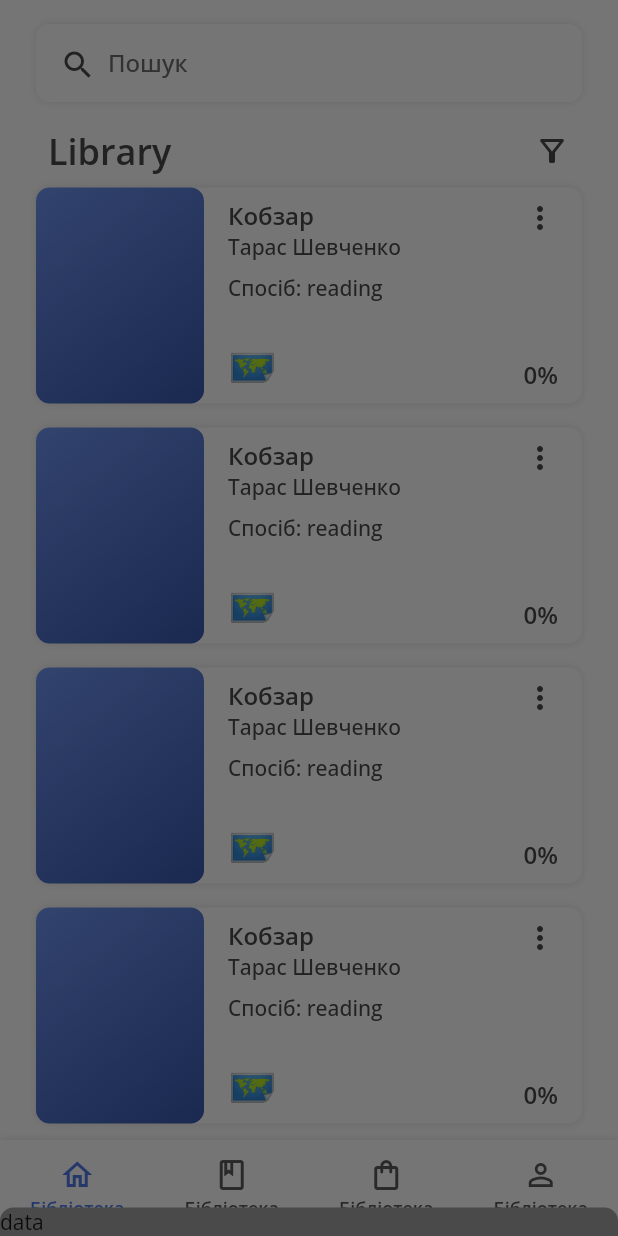
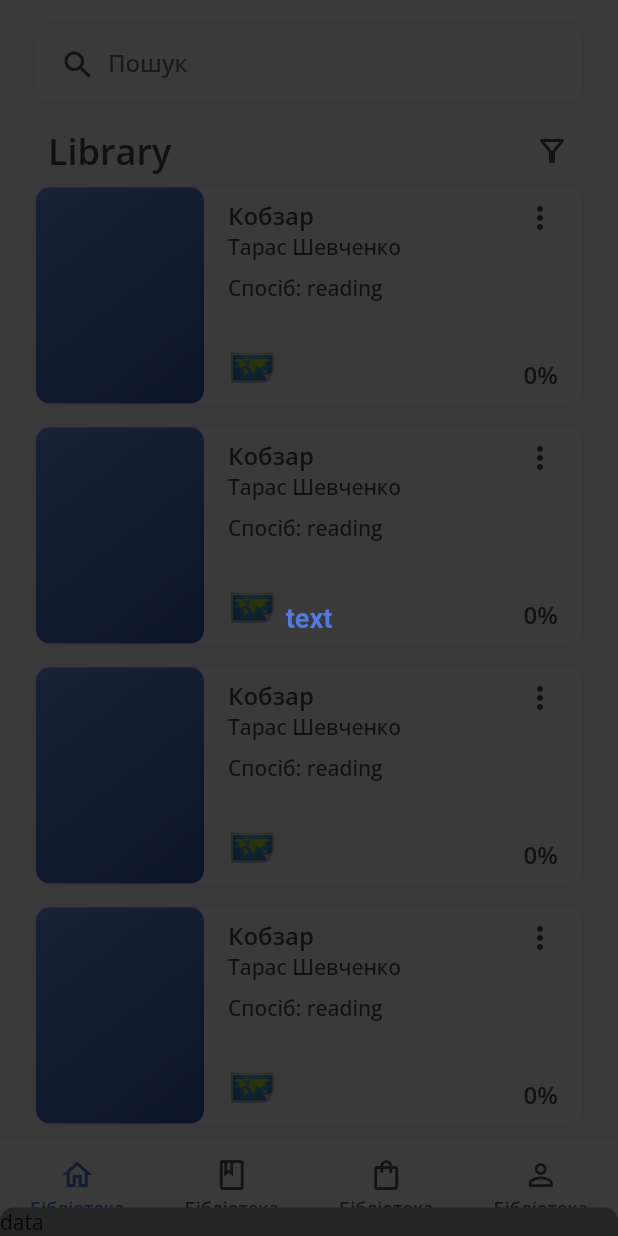
Before and after one commit to Misha737/lingoa, a Flutter app: the CorePage screen opened by its route, after a tap on "Кобзар", on a phone screen of 412 x 824 dp. Run offline on Flutter 3.47's test engine with Material 2 defaults, Android fonts, the phone set to English and light mode, and no system bars; our stand-ins replace adaptive_theme, auto_route, cloud_firestore, dartz, firebase_auth, firebase_core and 6 more; accounts and stored records are empty.

Commit message:
Рішив проблему з PopupMenu

```diff
--- a/lib/app/presentation/pages/core/home/widgets/cards/card_book.dart
+++ b/lib/app/presentation/pages/core/home/widgets/cards/card_book.dart
@@ -5,6 +5,7 @@ import 'package:lingoa/app/domain/book/body.dart';
 import 'package:lingoa/app/presentation/core/values/colors.dart';
 import 'package:lingoa/app/presentation/core/values/dimensions.dart';
 import 'package:lingoa/app/presentation/core/values/styles/widgets/text/text.dart';
+import 'package:lingoa/app/presentation/widgets/dialog/book_statistics.dart';
 import 'package:lingoa/app/presentation/widgets/menu/popup.dart';
 
 class CardBook extends StatelessWidget {
@@ -28,11 +29,13 @@ class CardBook extends StatelessWidget {
               context: context,
               builder: (context) => const Text('data'),
             );
+            showBookStatistics(context);
           },
           onLongPress: () {
             log('Long Book');
-            showGeneralDialog(
-                context: context, pageBuilder: (d, s, a) => const Text('data'));
+            // showGeneralDialog(
+            //     context: context, pageBuilder: (d, s, a) => const Text('data'));
+            showBookStatistics(context);
           },
           borderRadius: BorderRadius.circular(Dimensions.borderRadius),
           child: SizedBox(
@@ -102,18 +105,22 @@ class CardBook extends StatelessWidget {
                           mainAxisAlignment: MainAxisAlignment.spaceBetween,
                           crossAxisAlignment: CrossAxisAlignment.end,
                           children: [
-                            const PopupMenuApp(
-                              items: <PopupMenuEntry<MenuItem>>[
-                                PopupMenuItem<MenuItem>(
+                            PopupMenuApp(
+                              items: (_) => <PopupMenuEntry<int>>[
+                                const PopupMenuItem<int>(
+                                  value: 0,
                                   child: Text('Статистика'),
                                 ),
-                                PopupMenuItem<MenuItem>(
+                                const PopupMenuItem<int>(
+                                  value: 1,
                                   child: Text('Поширити'),
                                 ),
-                                PopupMenuItem<MenuItem>(
+                                const PopupMenuItem<int>(
+                                  value: 2,
                                   child: Text('Редагувати'),
                                 ),
-                                PopupMenuItem<MenuItem>(
+                                const PopupMenuItem<int>(
+                                  value: 3,
                                   child: Text('Видалити'),
                                 ),
                               ],
--- /dev/null
+++ b/lib/app/presentation/widgets/dialog/book_statistics.dart
@@ -0,0 +1,20 @@
+import 'package:flutter/material.dart';
+import 'package:lingoa/app/presentation/widgets/dialog/dialog.dart';
+
+Future<T?> showBookStatistics<T extends Object?>(BuildContext context) =>
+    showGeneralDialog<T?>(
+      context: context,
+      pageBuilder: (context, _, __) => TextButton(
+        child: const Text('text'),
+        onPressed: () {
+          showDialogApp(
+            context,
+            title: 'title',
+            content: 'content',
+            actions: [
+              const Text('data'),
+            ],
+          );
+        },
+      ),
+    );
--- a/lib/app/presentation/widgets/dialog/dialog.dart
+++ b/lib/app/presentation/widgets/dialog/dialog.dart
@@ -7,7 +7,7 @@ Future<T?> showDialogApp<T>(
   required String content,
   required List<Widget> actions,
 }) {
-  return showDialog(
+  return showDialog<T?>(
     context: context,
     builder: (context) => AlertDialog(
       title: Text(title),
--- a/lib/app/presentation/widgets/menu/popup.dart
+++ b/lib/app/presentation/widgets/menu/popup.dart
@@ -1,6 +1,9 @@
+import 'dart:developer';
+
 import 'package:flutter/material.dart';
 import 'package:lingoa/app/presentation/core/values/colors.dart';
 import 'package:lingoa/app/presentation/core/values/dimensions.dart';
+import 'package:lingoa/app/presentation/widgets/dialog/book_statistics.dart';
 
 class PopupMenuApp extends StatelessWidget {
   const PopupMenuApp({
@@ -8,20 +11,26 @@ class PopupMenuApp extends StatelessWidget {
     required this.items,
   }) : super(key: key);
 
-  final List<PopupMenuEntry<MenuItem>> items;
+  final List<PopupMenuEntry<int>> Function(BuildContext) items;
 
   @override
   Widget build(BuildContext context) {
     return SizedBox(
       height: Dimensions.d24,
       width: Dimensions.d24,
-      child: PopupMenuButton<MenuItem>(
+      child: PopupMenuButton(
+        onSelected: (value) {
+          if (value == 0) {
+            showBookStatistics(context);
+            log('message Yes');
+          }
+        },
         padding: EdgeInsets.zero,
         icon: const Icon(
           Icons.more_vert,
           color: ColorsLightTheme.gray,
         ),
-        itemBuilder: (_) => items,
+        itemBuilder: items,
       ),
     );
   }
```
Also changed, not shown: pubspec.lock.
